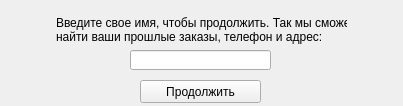
244sinfall/fastfoodDeliveryAggregator, file client/clientmenuenter.ui: the form before one commit.
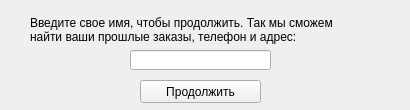
The form after the commit.

What changed in the file:
```diff
--- a/client/clientmenuenter.ui
+++ b/client/clientmenuenter.ui
@@ -6,8 +6,8 @@
    <rect>
     <x>0</x>
     <y>0</y>
-    <width>403</width>
-    <height>106</height>
+    <width>410</width>
+    <height>110</height>
    </rect>
   </property>
   <property name="windowTitle">
@@ -16,9 +16,9 @@
   <widget class="QLabel" name="welcomingMessage">
    <property name="geometry">
     <rect>
-     <x>56</x>
+     <x>30</x>
      <y>10</y>
-     <width>291</width>
+     <width>381</width>
      <height>41</height>
     </rect>
    </property>
```
Left out of the diff: 2 changed lines with no effect on the pictures.
